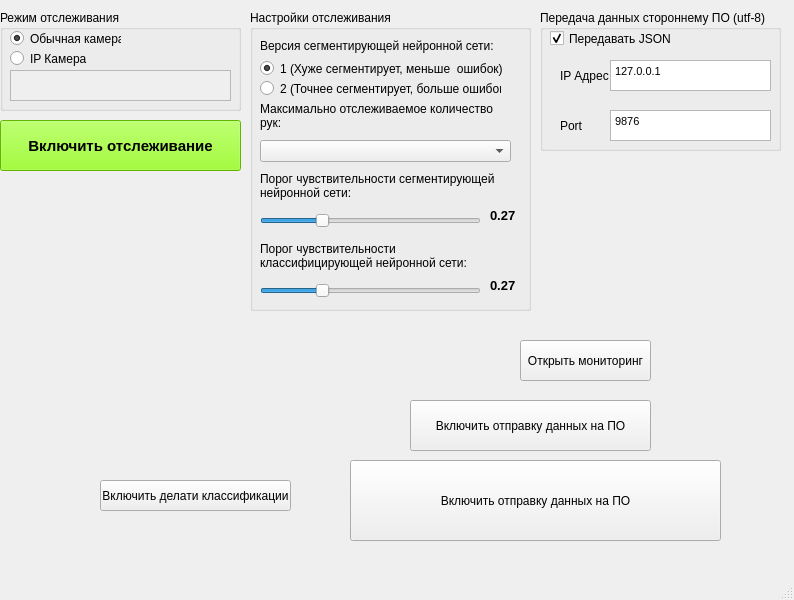
Old version of the form mainwindow.ui in the repository GamesIS/HandGestureRecognitionVer2.
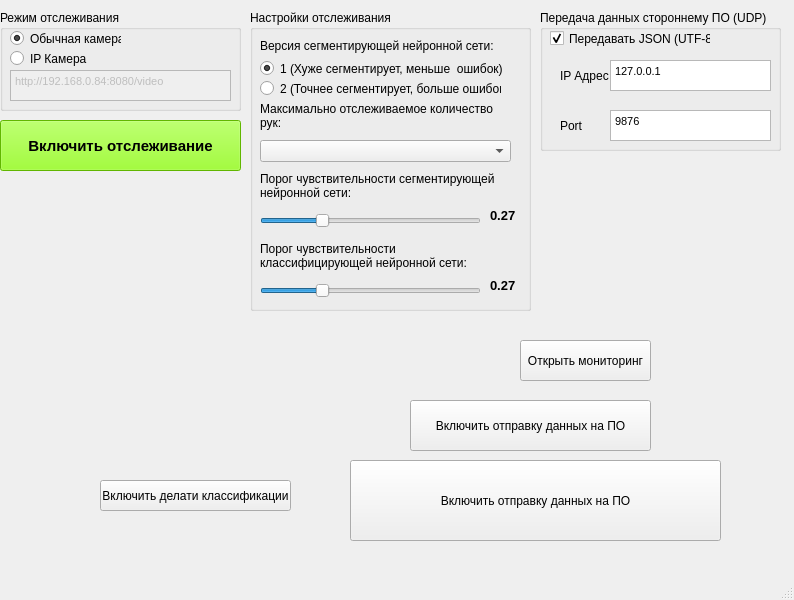
New version of the form.

What changed in the file:
```diff
--- a/mainwindow.ui
+++ b/mainwindow.ui
@@ -129,6 +129,13 @@
        <height>31</height>
       </rect>
      </property>
+     <property name="html">
+      <string>&lt;!DOCTYPE HTML PUBLIC &quot;-//W3C//DTD HTML 4.0//EN&quot; &quot;http://www.w3.org/TR/REC-html40/strict.dtd&quot;&gt;
+&lt;html&gt;&lt;head&gt;&lt;meta name=&quot;qrichtext&quot; content=&quot;1&quot; /&gt;&lt;style type=&quot;text/css&quot;&gt;
+p, li { white-space: pre-wrap; }
+&lt;/style&gt;&lt;/head&gt;&lt;body style=&quot; font-family:'MS Shell Dlg 2'; font-size:8.25pt; font-weight:400; font-style:normal;&quot;&gt;
+&lt;p style=&quot; margin-top:0px; margin-bottom:0px; margin-left:0px; margin-right:0px; -qt-block-indent:0; text-indent:0px;&quot;&gt;http://192.168.0.84:8080/video&lt;/p&gt;&lt;/body&gt;&lt;/html&gt;</string>
+     </property>
     </widget>
     <widget class="QRadioButton" name="rb_def_cam">
      <property name="geometry">
@@ -372,19 +379,19 @@
      </rect>
     </property>
     <property name="title">
-     <string>Передача данных стороннему ПО (utf-8)</string>
+     <string>Передача данных стороннему ПО (UDP)</string>
     </property>
     <widget class="QCheckBox" name="cb_json">
      <property name="geometry">
       <rect>
        <x>10</x>
        <y>20</y>
-       <width>121</width>
+       <width>161</width>
        <height>17</height>
       </rect>
      </property>
      <property name="text">
-      <string>Передавать JSON</string>
+      <string>Передавать JSON (UTF-8)</string>
      </property>
      <property name="checked">
       <bool>true</bool>
```
